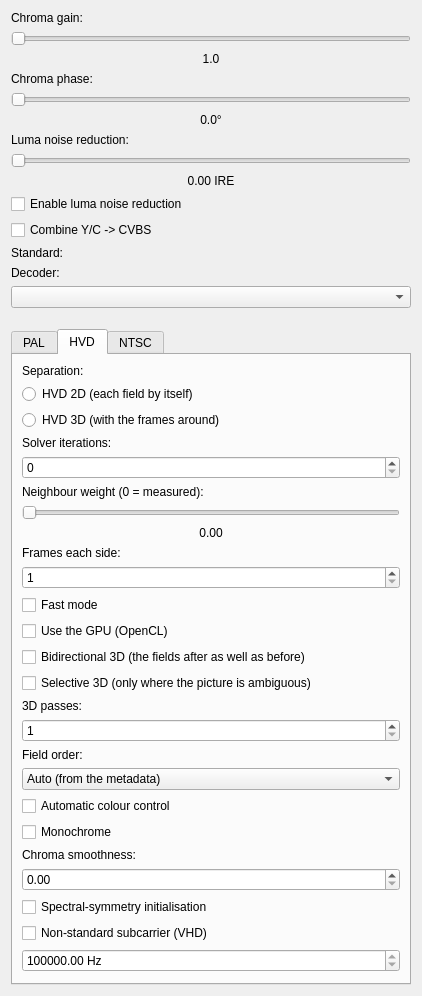
Above: src/gui-common/chromadecoderconfigdialog.ui from vrunk11/ld-decode-tools before the change. Below: the same form after it.
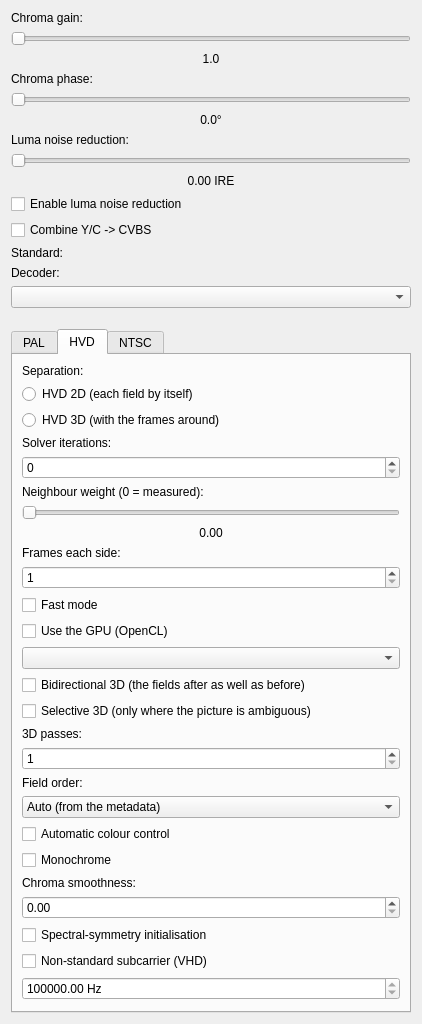
That is the form after the change.

Commit message: Chroma decoder configuration: a list to choose the GPU of the HVD solver among the ones of the machine (kept in the settings of the program), the device of the OpenCL workers changed when its windows are done

The edit to the form file:
```diff
--- a/src/gui-common/chromadecoderconfigdialog.ui
+++ b/src/gui-common/chromadecoderconfigdialog.ui
@@ -407,6 +407,13 @@
          </property>
         </widget>
        </item>
+       <item>
+        <widget class="QComboBox" name="hvdGpuDeviceComboBox">
+         <property name="toolTip">
+          <string>The GPU that runs the solver</string>
+         </property>
+        </widget>
+       </item>
        <item>
         <widget class="QCheckBox" name="hvdBidirectionalCheckBox">
          <property name="text">
```
The commit also changes 7 other files.
